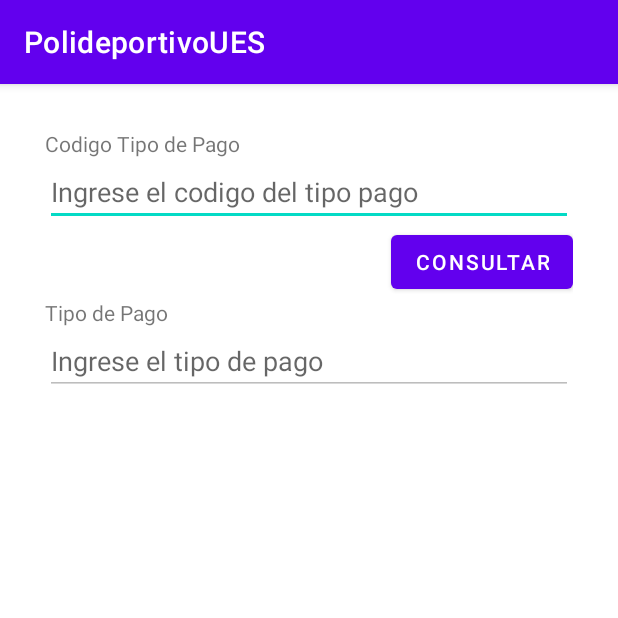
After one commit to alonsocj/PolideportivoUES, an Android app: the TipoPagoConsultarActivity screen opened directly, with no data from a screen before it, on a phone screen of 412 x 824 dp, the top half of it. The commit adds this screen. Run offline under Robolectric (Android 15) with nearby library versions, the phone set to English and light mode, and no system bars.

Commit message:
Se agrego el consultarTipoPago.

```diff
--- /dev/null
+++ b/app/src/main/java/sv/edu/ues/fia/eisi/pdm115/g10/polideportivoues/Chris/TipoPago/TipoPagoConsultarActivity.java
@@ -0,0 +1,45 @@
+package sv.edu.ues.fia.eisi.pdm115.g10.polideportivoues.Chris.TipoPago;
+
+import androidx.appcompat.app.AppCompatActivity;
+
+import android.os.Bundle;
+import android.view.View;
+import android.widget.Button;
+import android.widget.EditText;
+import android.widget.Toast;
+
+import sv.edu.ues.fia.eisi.pdm115.g10.polideportivoues.ControlBDG10;
+import sv.edu.ues.fia.eisi.pdm115.g10.polideportivoues.R;
+
+public class TipoPagoConsultarActivity extends AppCompatActivity {
+
+    ControlBDG10 helper;
+    EditText editIdPago, editTipo;
+    Button consultarTipoPago;
+
+    @Override
+    protected void onCreate(Bundle savedInstanceState) {
+        super.onCreate(savedInstanceState);
+        setContentView(R.layout.activity_tipo_pago_consultar);
+
+        helper = new ControlBDG10(this);
+        editIdPago = findViewById(R.id.EditIdPagoConsultar);
+        editTipo = findViewById(R.id.EditTipoConsultar);
+        consultarTipoPago = findViewById(R.id.consultar);
+
+        consultarTipoPago.setOnClickListener(new View.OnClickListener() {
+            @Override
+            public void onClick(View view) {
+                helper.open();
+                TipoPago tipoPago = helper.consultarTipoPago(editIdPago.getText().toString());
+                helper.close();
+                if(tipoPago == null){
+                    Toast.makeText(TipoPagoConsultarActivity.this, "Tipo de pago con codigo: " +editIdPago.getText().toString() +" no existe", Toast.LENGTH_SHORT).show();
+                }else{
+                    editTipo.setText(tipoPago.getTipo());
+                }
+            }
+        });
+
+    }
+}
--- /dev/null
+++ b/app/src/main/res/layout/activity_tipo_pago_consultar.xml
@@ -0,0 +1,46 @@
+<?xml version="1.0" encoding="utf-8"?>
+<LinearLayout xmlns:android="http://schemas.android.com/apk/res/android"
+    xmlns:app="http://schemas.android.com/apk/res-auto"
+    xmlns:tools="http://schemas.android.com/tools"
+    android:layout_width="match_parent"
+    android:layout_height="match_parent"
+    android:padding="30dp"
+    android:orientation="vertical"
+    tools:context=".Chris.TipoPago.TipoPagoConsultarActivity">
+
+    <TextView
+        android:layout_width="wrap_content"
+        android:layout_height="wrap_content"
+        android:text="@string/TipoPagoIdentificador"/>
+
+    <EditText
+        android:id="@+id/EditIdPagoConsultar"
+        android:layout_width="match_parent"
+        android:layout_height="wrap_content"
+        android:hint="@string/hintIdePago"
+        android:inputType="text"
+        android:maxLength="2"/>
+
+    <Button
+        android:id="@+id/consultar"
+        android:layout_width="wrap_content"
+        android:layout_height="wrap_content"
+        android:layout_gravity="right"
+        android:text="@string/botonConsultar"/>
+
+
+    <TextView
+        android:layout_width="wrap_content"
+        android:layout_height="wrap_content"
+        android:text="@string/TipoPagoNombreTipo"/>
+
+    <EditText
+        android:id="@+id/EditTipoConsultar"
+        android:layout_width="match_parent"
+        android:layout_height="wrap_content"
+        android:hint="@string/hintTipoPago"
+        android:inputType="text"
+        android:maxLength="20"
+        android:enabled="false"/>
+
+</LinearLayout>
--- a/app/src/main/res/values/strings.xml
+++ b/app/src/main/res/values/strings.xml
@@ -48,7 +48,7 @@
     <string name="AgregarTipoPagoFragment">Agregar Tipo de Pago</string>
     <string name="EliminarTipoPagoFragment">Eliminar Tipo de Pago</string>
     <string name="ActualizarTipoPagoFragment">Actualizar Tipo de Pago</string>
-    <string name="ConsultarTipoPagoFragment">Eliminar Tipo Pago</string>
+    <string name="ConsultarTipoPagoFragment">Consultar Tipo Pago</string>
     <string name="TipoPagoIdentificador">Codigo Tipo de Pago</string>
     <string name="TipoPagoNombreTipo">Tipo de Pago</string>
     <string name="hintIdePago">Ingrese el codigo del tipo pago</string>
```
Also changed, not shown: app/src/main/AndroidManifest.xml (+9 -2 lines), app/src/main/java/sv/edu/ues/fia/eisi/pdm115/g10/polideportivoues/Chris/TipoPago/TipoPagoActualizarActivity.java (added, +16 -0 lines), app/src/main/java/sv/edu/ues/fia/eisi/pdm115/g10/polideportivoues/Chris/TipoPago/TipoPagoEliminarActivity.java (added, +16 -0 lines), app/src/main/java/sv/edu/ues/fia/eisi/pdm115/g10/polideportivoues/ControlBDG10.java (+16 -0 lines), app/src/main/java/sv/edu/ues/fia/eisi/pdm115/g10/polideportivoues/ui/tipoPago/tipoPagoFragment.java (+11 -0 lines), app/src/main/res/layout/activity_tipo_pago_actualizar.xml (added, +13 -0 lines), app/src/main/res/layout/activity_tipo_pago_eliminar.xml (added, +9 -0 lines).
